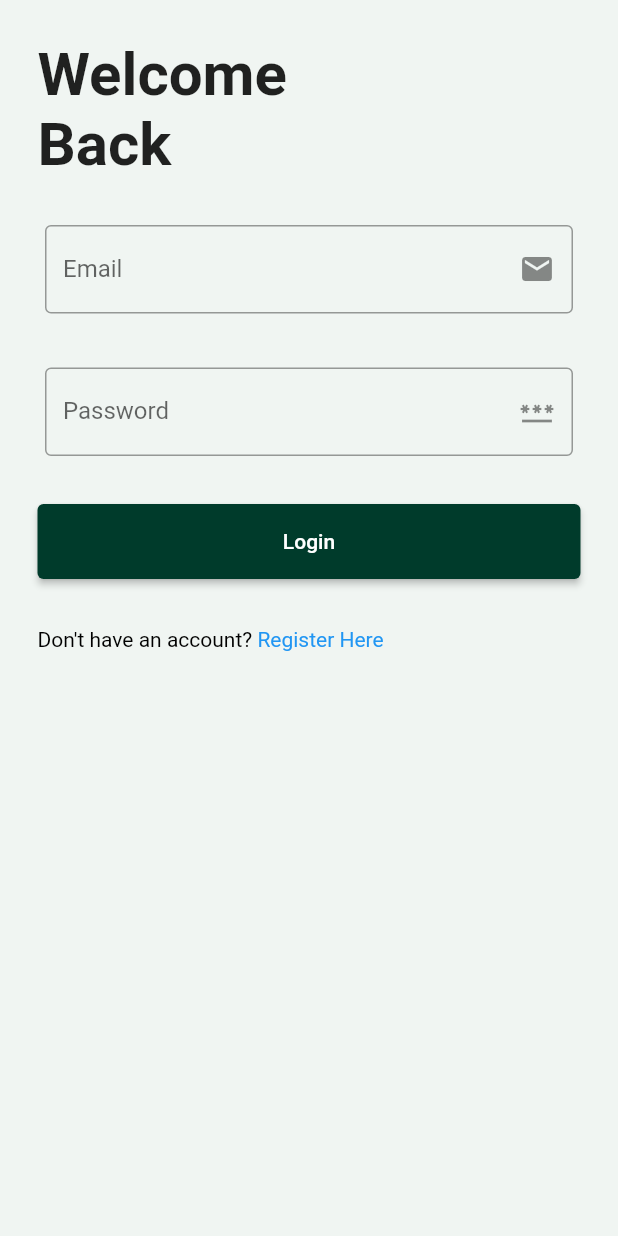
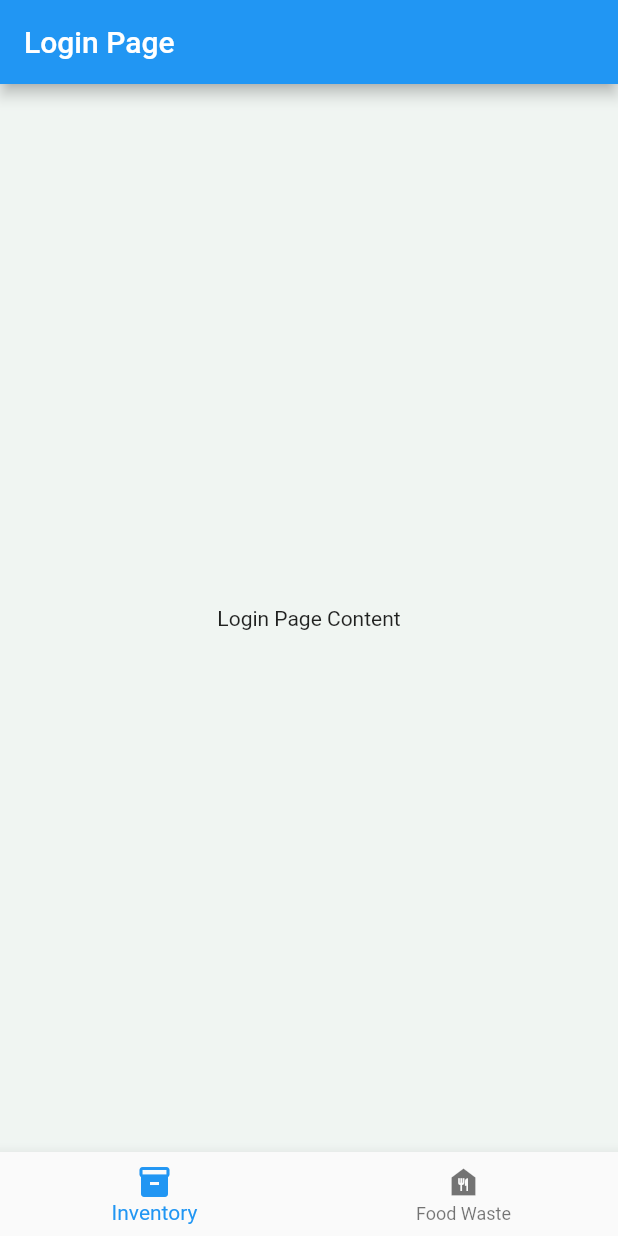
Before and after one commit to amelia-chew-2022/GI-T6-Code-Crusaders, a Flutter app: the screen it shows after launch, on a phone screen of 412 x 824 dp. Run offline on Flutter 3.47's test engine with Material 2 defaults, Android fonts, the light colour scheme and no system bars; project files that could hold a hidden picture were left out.

Commit message:
I tried to implement the nav bar.

```diff
--- a/foodsaver/lib/foodDetails.dart
+++ b/foodsaver/lib/foodDetails.dart
@@ -1,6 +1,7 @@
 import 'package:flutter/material.dart';
 import 'package:flutter/gestures.dart';
 import './editFoodItem.dart';
+import './main.dart';
 
 class FoodDetails extends StatefulWidget {
   @override
@@ -180,6 +181,9 @@ class _DetailsState extends State<FoodDetails> {
                           ],
                         ))
                   ]),
-            )));
+            )
+            ),
+            bottomNavigationBar: CustomBottomNavigationBar()
+            );
   }
 }
--- a/foodsaver/lib/inventory.dart
+++ b/foodsaver/lib/inventory.dart
@@ -7,6 +7,7 @@ import 'login.dart';
 import "dart:convert";
 import 'package:intl/intl.dart';
 import './editFoodItem.dart';
+import './main.dart';
 
 class Food {
   final int foodId;
@@ -493,6 +494,7 @@ class _InventoryState extends State<Inventory> {
                   ),
                 ],
               )))),
+    bottomNavigationBar: CustomBottomNavigationBar()
     );
   }
 }
--- a/foodsaver/lib/main.dart
+++ b/foodsaver/lib/main.dart
@@ -1,5 +1,4 @@
 import 'package:flutter/material.dart';
-import './login.dart';
 
 void main() {
   runApp(const MyApp());
@@ -8,16 +7,52 @@ void main() {
 class MyApp extends StatelessWidget {
   const MyApp({super.key});
 
-  // This widget is the root of your application.
-  //dummy info
   @override
   Widget build(BuildContext context) {
     return MaterialApp(
-      title: 'Futter Demo',
+      title: 'Flutter Demo',
       theme: ThemeData(
-          scaffoldBackgroundColor: const Color(0xFFF0F5F2),
-          useMaterial3: false),
-      home: Login(), //need change back to Login()
+        scaffoldBackgroundColor: const Color(0xFFF0F5F2),
+        useMaterial3: false,
+      ),
+      home: Scaffold(
+        body: Login(),
+        bottomNavigationBar: CustomBottomNavigationBar(),
+      ),
     );
   }
 }
+
+class CustomBottomNavigationBar extends StatelessWidget {
+  @override
+  Widget build(BuildContext context) {
+    return BottomNavigationBar(
+      items: const <BottomNavigationBarItem>[
+        BottomNavigationBarItem(
+          icon: Icon(Icons.inventory),
+          label: 'Inventory',
+        ),
+        BottomNavigationBarItem(
+          icon: Icon(Icons.food_bank),
+          label: 'Food Waste',
+        ),
+      ],
+    );
+  }
+}
+
+class Login extends StatelessWidget {
+  const Login({super.key});
+
+  @override
+  Widget build(BuildContext context) {
+    return Scaffold(
+      appBar: AppBar(
+        title: Text('Login Page'),
+      ),
+      body: Center(
+        child: Text('Login Page Content'),
+      ),
+    );
+  }
+}
```
